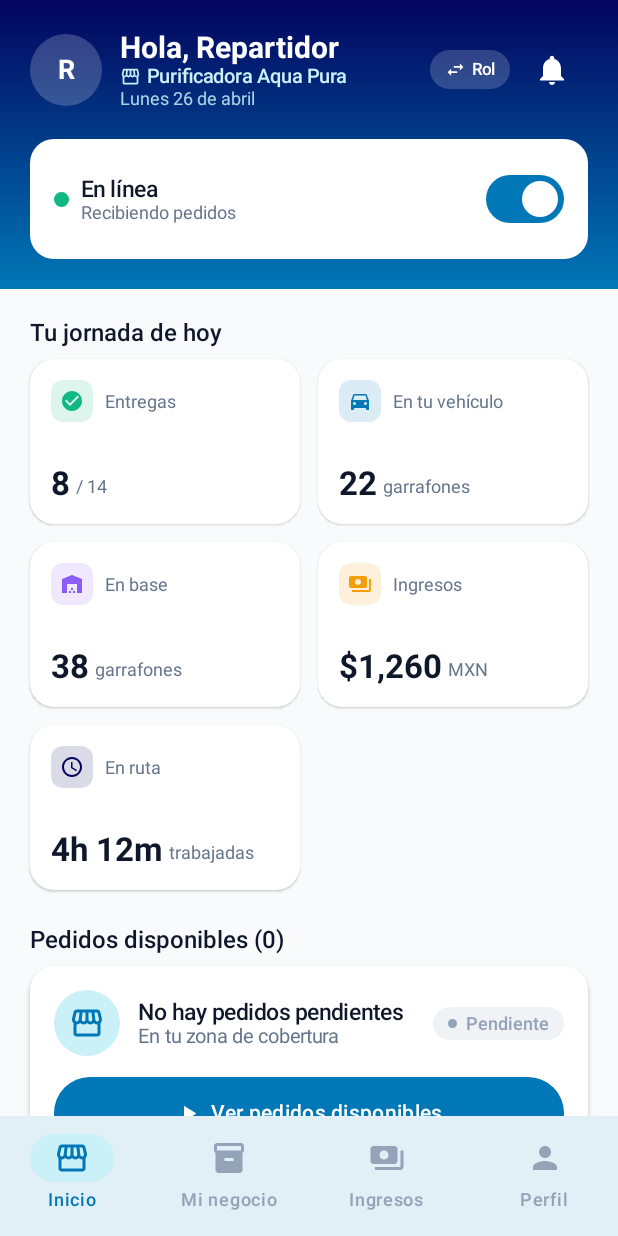
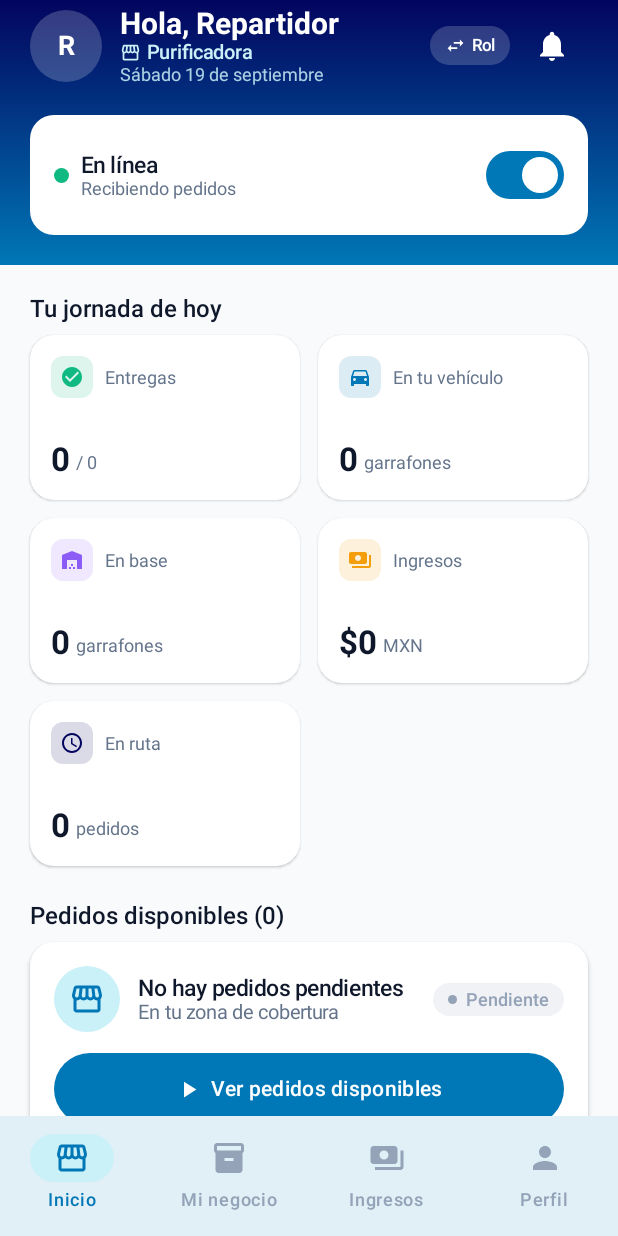
Before and after one commit to Brandonttt/H2ToGo, an Android app built with Jetpack Compose: the HomeRepartidorScreen screen opened through its navigation route, on a phone screen of 412 x 824 dp. Run offline under Robolectric (Android 15) with nearby library versions, the light colour scheme and no system bars; network calls fail.

Commit message:
feat(app-movil v2.1) repartidores

```diff
--- a/h2togo-backend/src/main/java/com/h2togo/backend/config/SecurityConfig.java
+++ b/h2togo-backend/src/main/java/com/h2togo/backend/config/SecurityConfig.java
@@ -55,6 +55,7 @@ public class SecurityConfig {
                         .requestMatchers("/api/v1/admin/**").hasRole("ADMIN")
                         .requestMatchers("/api/v1/clientes/**").hasRole("CLIENTE")
                         .requestMatchers("/api/v1/negocios/me/**").hasRole("REPARTIDOR")
+                        .requestMatchers("/api/v1/negocios", "/api/v1/negocios/**").permitAll()
                         .requestMatchers("/api/v1/inventario/**").hasRole("REPARTIDOR")
                         .requestMatchers("/api/v1/repartidores/**").hasRole("REPARTIDOR")
                         .requestMatchers("/api/v1/solicitudes/**").hasRole("REPARTIDOR")
--- a/h2togo-mobile/app/src/main/java/com/htogo/app/data/api/NegociosApi.kt
+++ b/h2togo-mobile/app/src/main/java/com/htogo/app/data/api/NegociosApi.kt
@@ -15,10 +15,19 @@ interface NegociosApi {
 
     @GET("negocios")
     suspend fun buscarCercanos(
-        @Query("cerca") cerca: String, // "lat,lon"
-        @Query("limite") limite: Int = 10
+        @Query("cerca") cerca: String? = null,
+        @Query("limite") limite: Int = 50
     ): Response<List<NegocioCercanoResponse>>
 
     @GET("negocios/{id}/perfil")
     suspend fun obtenerPerfilNegocio(@Path("id") id: Int): Response<PerfilNegocioResponse>
+
+    @GET("negocios/me")
+    suspend fun obtenerMiNegocio(): Response<PerfilNegocioResponse>
+
+    @retrofit2.http.PUT("negocios/me/productos/{id}/precio")
+    suspend fun actualizarPrecio(
+        @Path("id") id: Int,
+        @retrofit2.http.Body request: com.htogo.app.data.dto.PrecioRequest
+    ): Response<com.htogo.app.data.dto.ProductoNegocioDto>
 }
--- a/h2togo-mobile/app/src/main/java/com/htogo/app/data/api/RepartidorApi.kt
+++ b/h2togo-mobile/app/src/main/java/com/htogo/app/data/api/RepartidorApi.kt
@@ -31,4 +31,10 @@ interface RepartidorApi {
 
     @PUT("repartidores/me/ubicacion")
     suspend fun reportarUbicacion(@Body ubicacion: Map<String, Double>): Response<Unit>
+
+    @GET("repartidores/me/entregas")
+    suspend fun obtenerMisEntregas(
+        @retrofit2.http.Query("page") page: Int = 0,
+        @retrofit2.http.Query("size") size: Int = 20
+    ): Response<com.htogo.app.data.dto.PagedResponseDto<com.htogo.app.data.dto.PedidoResumenDto>>
 }
--- a/h2togo-mobile/app/src/main/java/com/htogo/app/data/local/SessionManager.kt
+++ b/h2togo-mobile/app/src/main/java/com/htogo/app/data/local/SessionManager.kt
@@ -21,6 +21,7 @@ class SessionManager(context: Context) {
         private const val KEY_USER_EMAIL = "user_email"
         private const val KEY_USER_PHONE = "user_phone"
         private const val KEY_USER_DOB = "user_dob"
+        private const val KEY_NEGOCIO_NOMBRE = "negocio_nombre"
 
         @Volatile
         private var instance: SessionManager? = null
@@ -47,6 +48,10 @@ class SessionManager(context: Context) {
         prefs.edit().putString(KEY_USER_DOB, fecha).apply()
     }
 
+    fun guardarNombreNegocio(nombre: String) {
+        prefs.edit().putString(KEY_NEGOCIO_NOMBRE, nombre).apply()
+    }
+
     fun obtenerToken(): String? = prefs.getString(KEY_TOKEN, null)
 
     fun obtenerRol(): String? = prefs.getString(KEY_ROL, null)
@@ -59,6 +64,8 @@ class SessionManager(context: Context) {
 
     fun obtenerFechaNacimiento(): String? = prefs.getString(KEY_USER_DOB, null)
 
+    fun obtenerNombreNegocio(): String? = prefs.getString(KEY_NEGOCIO_NOMBRE, null)
+
     fun obtenerIdUsuario(): Int = prefs.getInt(KEY_USER_ID, -1)
 
     fun estaAutenticado(): Boolean = !obtenerToken().isNullOrBlank()
--- a/h2togo-mobile/app/src/main/java/com/htogo/app/ui/RepartidorViewModel.kt
+++ b/h2togo-mobile/app/src/main/java/com/htogo/app/ui/RepartidorViewModel.kt
@@ -15,6 +15,7 @@ import kotlinx.coroutines.launch
 class RepartidorViewModel(application: Application) : AndroidViewModel(application) {
 
     private val apiClient = ApiClient.getInstance(application)
+    private val sessionManager = com.htogo.app.data.local.SessionManager.getInstance(application)
     private val gson = Gson()
 
     private val _pedidosDisponibles = MutableStateFlow<List<PedidoDisponibleResponse>>(emptyList())
@@ -22,6 +23,12 @@ class RepartidorViewModel(application: Application) : AndroidViewModel(applicati
 
     private val _pedidoEnRuta = MutableStateFlow<PedidoResponse?>(null)
     val pedidoEnRuta: StateFlow<PedidoResponse?> = _pedidoEnRuta.asStateFlow()
+
+    private val _miNegocio = MutableStateFlow<com.htogo.app.data.dto.PerfilNegocioResponse?>(null)
+    val miNegocio: StateFlow<com.htogo.app.data.dto.PerfilNegocioResponse?> = _miNegocio.asStateFlow()
+
+    private val _totalEntregas = MutableStateFlow(0)
+    val totalEntregas: StateFlow<Int> = _totalEntregas.asStateFlow()
 
     // Inventario (CU-018 / CU-019)
     private val _inventarioBase = MutableStateFlow<com.htogo.app.data.dto.InventarioBaseResponse?>(null)
@@ -43,6 +50,52 @@ class RepartidorViewModel(application: Application) : AndroidViewModel(applicati
         cargarPedidosDisponibles()
         cargarInventarios()
         cargarMarcas()
+        cargarMiNegocio()
+        cargarMisEntregas()
+    }
+
+    fun cargarMiNegocio() {
+        viewModelScope.launch {
+            try {
+                val resp = apiClient.negociosApi.obtenerMiNegocio()
+                if (resp.isSuccessful && resp.body() != null) {
+                    _miNegocio.value = resp.body()!!
+                    sessionManager.guardarNombreNegocio(resp.body()!!.nombreComercial)
+                }
+            } catch (e: Exception) {
+                // Silencioso
+            }
+        }
+    }
+
+    fun actualizarPrecio(idProducto: Int, nuevoPrecio: Double, precioEnvase: Double = 80.0, onSuccess: () -> Unit = {}) {
+        viewModelScope.launch {
+            try {
+                val resp = apiClient.negociosApi.actualizarPrecio(
+                    id = idProducto,
+                    request = com.htogo.app.data.dto.PrecioRequest(precio = nuevoPrecio, precioEnvase = precioEnvase)
+                )
+                if (resp.isSuccessful) {
+                    cargarMiNegocio()
+                    onSuccess()
+                }
+            } catch (e: Exception) {
+                // Silencioso
+            }
+        }
+    }
+
+    fun cargarMisEntregas() {
+        viewModelScope.launch {
+            try {
+                val resp = apiClient.repartidorApi.obtenerMisEntregas(page = 0, size = 1)
+                if (resp.isSuccessful && resp.body() != null) {
+                    _totalEntregas.value = resp.body()!!.totalElementos.toInt()
+                }
+            } catch (e: Exception) {
+                // Silencioso
+            }
+        }
     }
 
     fun cargarMarcas() {
--- a/h2togo-mobile/app/src/main/java/com/htogo/app/ui/screens/HomeRepartidorScreen.kt
+++ b/h2togo-mobile/app/src/main/java/com/htogo/app/ui/screens/HomeRepartidorScreen.kt
@@ -61,6 +61,19 @@ fun HomeRepartidorScreen(
     val livePedidoEnRuta by repartidorViewModel.pedidoEnRuta.collectAsState()
     val liveVehiculo by repartidorViewModel.inventarioVehiculo.collectAsState()
     val liveBase by repartidorViewModel.inventarioBase.collectAsState()
+    val liveMiNegocio by repartidorViewModel.miNegocio.collectAsState()
+    val totalEntregas by repartidorViewModel.totalEntregas.collectAsState()
+
+    val nombreNegocio = liveMiNegocio?.nombreComercial ?: sessionManager.obtenerNombreNegocio() ?: "Purificadora"
+    val fechaHoy = remember {
+        val sdf = java.text.SimpleDateFormat("EEEE d 'de' MMMM", java.util.Locale("es", "MX"))
+        sdf.format(java.util.Date()).replaceFirstChar { it.uppercase() }
+    }
+
+    LaunchedEffect(Unit) {
+        repartidorViewModel.cargarMiNegocio()
+        repartidorViewModel.cargarMisEntregas()
+    }
 
     Scaffold(
         containerColor = HToGoColors.Background,
@@ -82,7 +95,7 @@ fun HomeRepartidorScreen(
             Box(
                 Modifier.fillMaxWidth().background(
                     Brush.verticalGradient(listOf(HToGoColors.PrimaryDark, HToGoColors.Primary))
-                ).padding(20.dp)
+                ).statusBarsPadding().padding(start = 20.dp, end = 20.dp, top = 4.dp, bottom = 20.dp)
             ) {
                 Column {
                     Row(verticalAlignment = Alignment.CenterVertically) {
@@ -91,7 +104,7 @@ fun HomeRepartidorScreen(
                             contentAlignment = Alignment.Center
                         ) {
                             Text(
-                                nombre.first().toString(),
+                                nombre.firstOrNull()?.toString()?.uppercase() ?: "R",
                                 color = Color.White,
                                 fontWeight = FontWeight.Bold,
                                 fontSize = 18.sp
@@ -114,14 +127,14 @@ fun HomeRepartidorScreen(
                                 )
                                 Spacer(Modifier.width(4.dp))
                                 Text(
-                                    "Purificadora Aqua Pura",
+                                    nombreNegocio,
                                     color = HToGoColors.PrimarySoft,
                                     fontSize = 13.sp,
                                     fontWeight = FontWeight.Medium
                                 )
                             }
                             Text(
-                                "Lunes 26 de abril",
+                                fechaHoy,
                                 color = HToGoColors.PrimarySoft.copy(alpha = .85f),
                                 fontSize = 12.sp
                             )
@@ -205,23 +218,23 @@ fun HomeRepartidorScreen(
                 Modifier.fillMaxWidth().padding(horizontal = 20.dp),
                 horizontalArrangement = Arrangement.spacedBy(12.dp)
             ) {
-                StatCard("Entregas", "8", "/ 14", Icons.Filled.CheckCircle, HToGoColors.StatusEntregado, Modifier.weight(1f))
-                StatCard("En tu vehículo", "${liveVehiculo?.ocupado ?: 22}", "garrafones", Icons.Filled.DirectionsCar, HToGoColors.Primary, Modifier.weight(1f))
+                StatCard("Entregas", "$totalEntregas", "/ $totalEntregas", Icons.Filled.CheckCircle, HToGoColors.StatusEntregado, Modifier.weight(1f))
+                StatCard("En tu vehículo", "${liveVehiculo?.ocupado ?: 0}", "garrafones", Icons.Filled.DirectionsCar, HToGoColors.Primary, Modifier.weight(1f))
             }
             Spacer(Modifier.height(12.dp))
             Row(
                 Modifier.fillMaxWidth().padding(horizontal = 20.dp),
                 horizontalArrangement = Arrangement.spacedBy(12.dp)
             ) {
-                StatCard("En base", "${liveBase?.lotes?.sumOf { it.cantidadActual } ?: 38}", "garrafones", Icons.Filled.Warehouse, HToGoColors.AccentPurple, Modifier.weight(1f))
-                StatCard("Ingresos", "$1,260", "MXN", Icons.Filled.Payments, HToGoColors.StatusAsignado, Modifier.weight(1f))
+                StatCard("En base", "${liveBase?.lotes?.sumOf { it.cantidadActual } ?: 0}", "garrafones", Icons.Filled.Warehouse, HToGoColors.AccentPurple, Modifier.weight(1f))
+                StatCard("Ingresos", "$0", "MXN", Icons.Filled.Payments, HToGoColors.StatusAsignado, Modifier.weight(1f))
             }
             Spacer(Modifier.height(12.dp))
             Row(
                 Modifier.fillMaxWidth().padding(horizontal = 20.dp),
                 horizontalArrangement = Arrangement.spacedBy(12.dp)
             ) {
-                StatCard("En ruta", "4h 12m", "trabajadas", Icons.Filled.Schedule, HToGoColors.PrimaryDark, Modifier.weight(1f))
+                StatCard("En ruta", if (livePedidoEnRuta != null) "1" else "0", if (livePedidoEnRuta != null) "pedido activo" else "pedidos", Icons.Filled.Schedule, HToGoColors.PrimaryDark, Modifier.weight(1f))
                 Spacer(Modifier.weight(1f))
             }
 
```
Also changed, not shown: h2togo-backend/src/main/java/com/h2togo/backend/auth/AuthService.java (+55 -0 lines), h2togo-backend/src/main/java/com/h2togo/backend/negocios/NegocioService.java (+25 -2 lines), h2togo-backend/src/main/java/com/h2togo/backend/negocios/NegociosPublicController.java (+7 -4 lines), h2togo-backend/src/main/java/com/h2togo/backend/negocios/dto/NegocioCercanoResponse.java (+6 -1 lines), h2togo-mobile/app/src/main/java/com/htogo/app/data/dto/NegocioDto.kt (+71 -13 lines), h2togo-mobile/app/src/main/java/com/htogo/app/ui/AuthViewModel.kt (+26 -0 lines), h2togo-mobile/app/src/main/java/com/htogo/app/ui/screens/InventarioVehiculoScreen.kt (+20 -2 lines), h2togo-mobile/app/src/main/java/com/htogo/app/ui/screens/PerfilRepartidorScreen.kt (+38 -12 lines), h2togo-mobile/app/src/main/java/com/htogo/app/ui/screens/ProductosPreciosScreen.kt (+43 -8 lines), h2togo-mobile/app/src/main/java/com/htogo/app/ui/screens/RegistroScreen.kt (+20 -8 lines).
